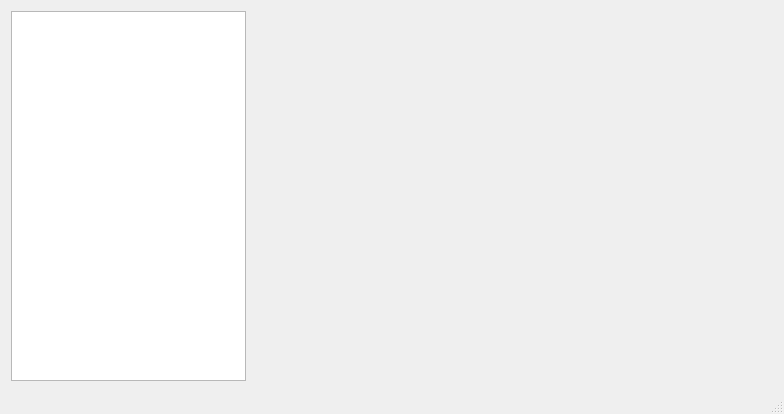
Above: mainwindow.ui from EgorAlmikeev/ProjectX before the change. Below: the same form after it.
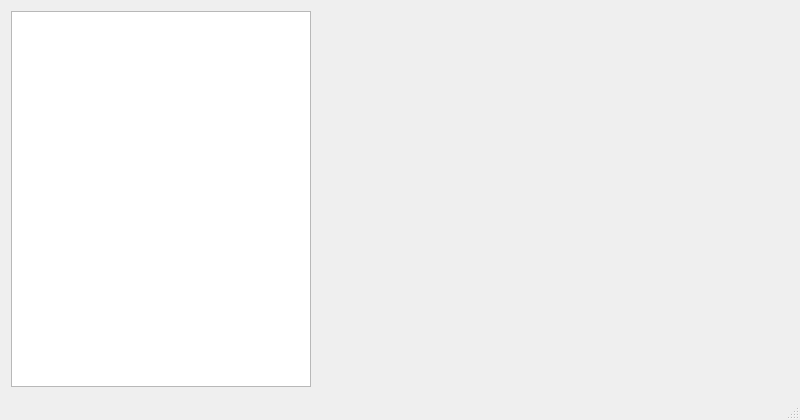
That is the form after the change.

Commit message: App icons working, intLeftRectFrame labels edited, stackedWidget vertical maximum resize feature created

Patch:
```diff
--- a/mainwindow.ui
+++ b/mainwindow.ui
@@ -6,8 +6,8 @@
    <rect>
     <x>0</x>
     <y>0</y>
-    <width>784</width>
-    <height>414</height>
+    <width>800</width>
+    <height>420</height>
    </rect>
   </property>
   <property name="minimumSize">
@@ -20,57 +20,9 @@
    <string>ProjectX</string>
   </property>
   <widget class="QWidget" name="centralWidget">
-   <layout class="QGridLayout" name="gridLayout">
+   <layout class="QGridLayout" name="gridLayout" columnstretch="0,0">
     <item row="0" column="1">
-     <layout class="QHBoxLayout" name="horizontalLayout">
-      <item>
-       <widget class="QScrollArea" name="scrollArea">
-        <property name="frameShape">
-         <enum>QFrame::NoFrame</enum>
-        </property>
-        <property name="lineWidth">
-         <number>0</number>
-        </property>
-        <property name="widgetResizable">
-         <bool>true</bool>
-        </property>
-        <widget class="QWidget" name="scrollAreaWidgetContents">
-         <property name="geometry">
-          <rect>
-           <x>0</x>
-           <y>0</y>
-           <width>523</width>
-           <height>350</height>
-          </rect>
-         </property>
-         <layout class="QGridLayout" name="gridLayout_2">
-          <property name="leftMargin">
-           <number>0</number>
-          </property>
-          <property name="topMargin">
-           <number>0</number>
-          </property>
-          <property name="rightMargin">
-           <number>0</number>
-          </property>
-          <property name="bottomMargin">
-           <number>0</number>
-          </property>
-          <item row="0" column="0">
-           <widget class="QStackedWidget" name="stackedWidget">
-            <property name="lineWidth">
-             <number>0</number>
-            </property>
-            <widget class="QWidget" name="page"/>
-            <widget class="QWidget" name="page_2"/>
-           </widget>
-          </item>
-         </layout>
-        </widget>
-       </widget>
-      </item>
-     </layout>
-    </item>
+     <layout class="QGridLayout" name="gridLayout_3">
     <item row="0" column="0">
      <widget class="QTreeWidget" name="menu">
       <property name="enabled">
@@ -78,7 +30,7 @@
       </property>
       <property name="minimumSize">
        <size>
-        <width>235</width>
+          <width>300</width>
         <height>0</height>
        </size>
       </property>
@@ -170,6 +122,54 @@
       </column>
      </widget>
     </item>
+      <item row="0" column="1">
+       <widget class="QScrollArea" name="scrollArea">
+        <property name="frameShape">
+         <enum>QFrame::NoFrame</enum>
+        </property>
+        <property name="lineWidth">
+         <number>0</number>
+        </property>
+        <property name="widgetResizable">
+         <bool>true</bool>
+        </property>
+        <widget class="QWidget" name="scrollAreaWidgetContents">
+         <property name="geometry">
+          <rect>
+           <x>0</x>
+           <y>0</y>
+           <width>474</width>
+           <height>356</height>
+          </rect>
+         </property>
+         <layout class="QGridLayout" name="gridLayout_2">
+          <property name="leftMargin">
+           <number>0</number>
+          </property>
+          <property name="topMargin">
+           <number>0</number>
+          </property>
+          <property name="rightMargin">
+           <number>0</number>
+          </property>
+          <property name="bottomMargin">
+           <number>0</number>
+          </property>
+          <item row="0" column="0">
+           <widget class="QStackedWidget" name="stackedWidget">
+            <property name="lineWidth">
+             <number>0</number>
+            </property>
+            <widget class="QWidget" name="page"/>
+            <widget class="QWidget" name="page_2"/>
+           </widget>
+          </item>
+         </layout>
+        </widget>
+       </widget>
+      </item>
+     </layout>
+    </item>
    </layout>
   </widget>
   <widget class="QMenuBar" name="menuBar">
```
Left out of the diff: 2 changed lines with no effect on the pictures. Lines whose indentation alone changed are shown as unchanged. The commit also changes 6 other files.
